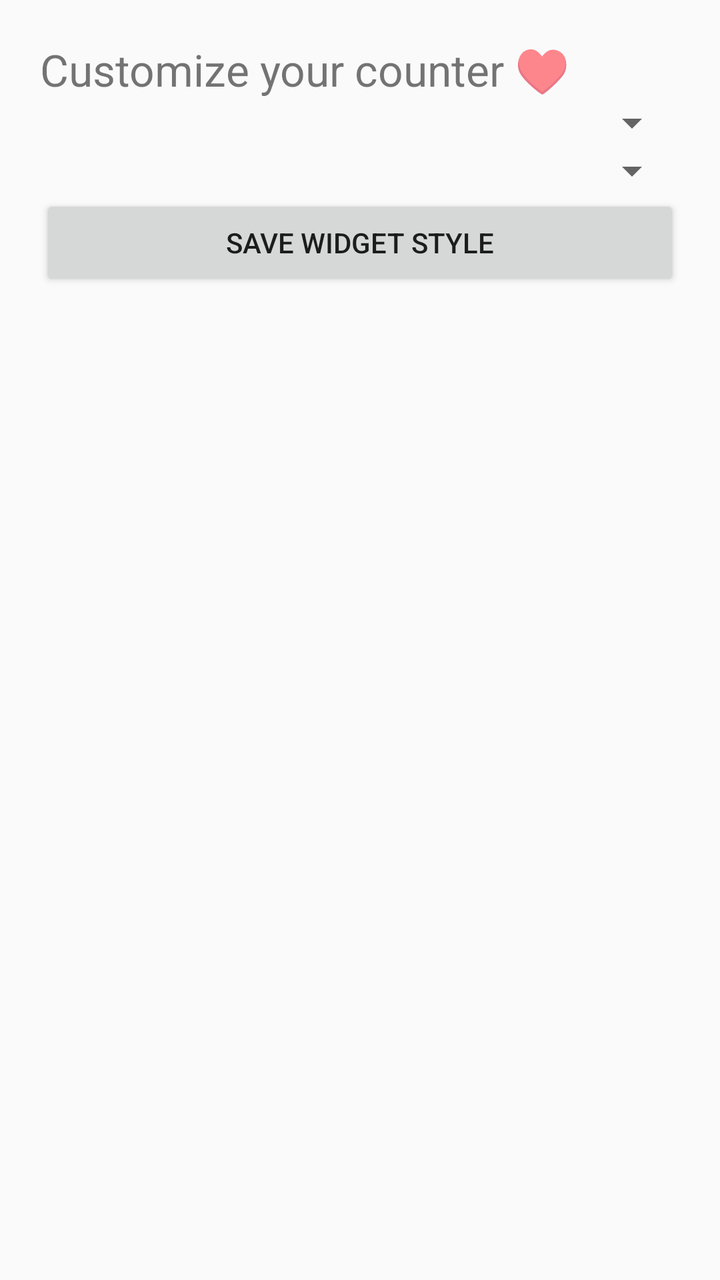
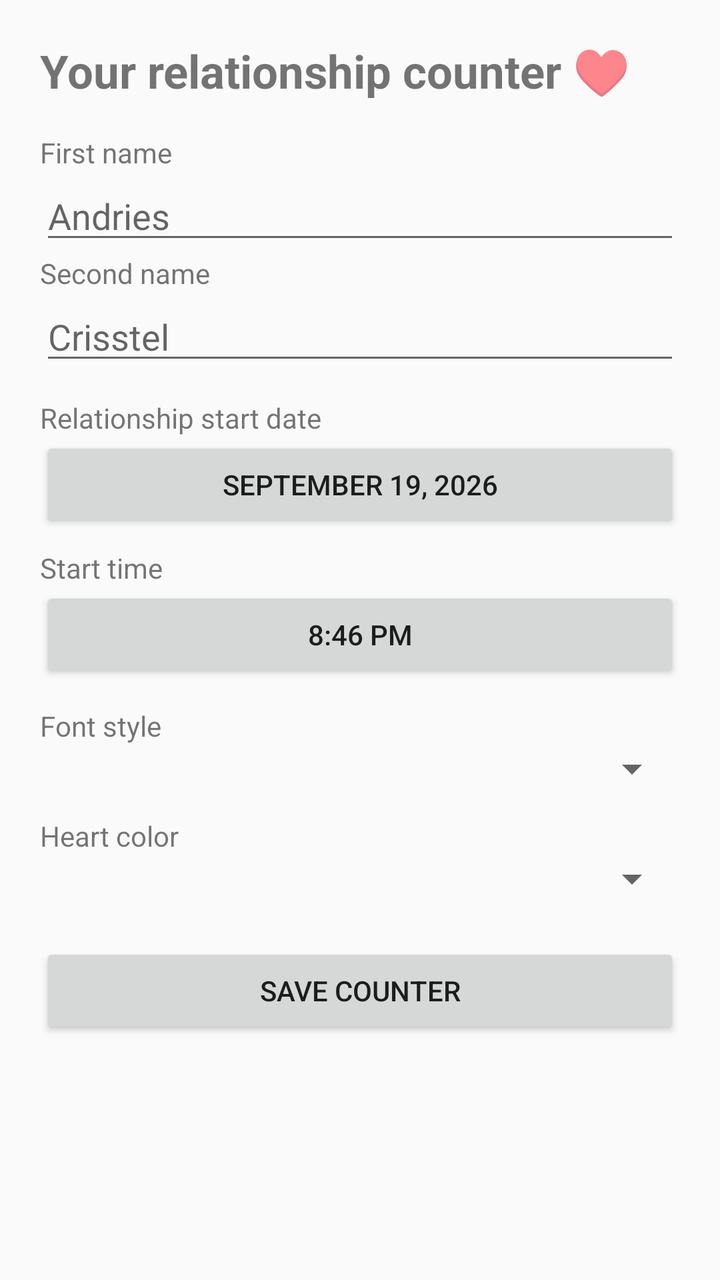

The first picture is an Android layout as it rendered before a commit; the second is the same layout after the commit. The layout source and the unified diff follow.
<!-- AndroidManifest.xml: application theme android:Theme.Material.Light.NoActionBar -->
<!-- res/layout/settings.xml -->
<ScrollView xmlns:android="http://schemas.android.com/apk/res/android" android:layout_width="match_parent" android:layout_height="match_parent"><LinearLayout android:layout_width="match_parent" android:layout_height="wrap_content" android:orientation="vertical" android:padding="20dp"><TextView android:layout_width="match_parent" android:layout_height="wrap_content" android:text="Customize your counter ♥" android:textSize="22sp"/><Spinner android:id="@+id/font" android:layout_width="match_parent" android:layout_height="wrap_content"/><Spinner android:id="@+id/heartColor" android:layout_width="match_parent" android:layout_height="wrap_content"/><Button android:id="@+id/save" android:layout_width="match_parent" android:layout_height="wrap_content" android:text="Save widget style"/></LinearLayout></ScrollView>
<!-- resources referenced by this layout -->
<resources>

</resources>

<!-- the commit's change to res/layout/settings.xml (unified diff, before → after) -->
@@ -1 +1,31 @@
-<ScrollView xmlns:android="http://schemas.android.com/apk/res/android" android:layout_width="match_parent" android:layout_height="match_parent"><LinearLayout android:layout_width="match_parent" android:layout_height="wrap_content" android:orientation="vertical" android:padding="20dp"><TextView android:layout_width="match_parent" android:layout_height="wrap_content" android:text="Customize your counter ♥" android:textSize="22sp"/><Spinner android:id="@+id/font" android:layout_width="match_parent" android:layout_height="wrap_content"/><Spinner android:id="@+id/heartColor" android:layout_width="match_parent" android:layout_height="wrap_content"/><Button android:id="@+id/save" android:layout_width="match_parent" android:layout_height="wrap_content" android:text="Save widget style"/></LinearLayout></ScrollView>
+<ScrollView xmlns:android="http://schemas.android.com/apk/res/android"
+    android:layout_width="match_parent"
+    android:layout_height="match_parent"
+    android:fillViewport="true">
+    <LinearLayout
+        android:layout_width="match_parent"
+        android:layout_height="wrap_content"
+        android:orientation="vertical"
+        android:padding="20dp">
+        <TextView
+            android:layout_width="match_parent"
+            android:layout_height="wrap_content"
+            android:text="Your relationship counter ♥"
+            android:textSize="23sp"
+            android:textStyle="bold"
+            android:paddingBottom="16dp" />
+        <TextView android:layout_width="match_parent" android:layout_height="wrap_content" android:text="First name" />
+        <EditText android:id="@+id/firstName" android:layout_width="match_parent" android:layout_height="wrap_content" android:singleLine="true" android:hint="Andries" />
+        <TextView android:layout_width="match_parent" android:layout_height="wrap_content" android:text="Second name" />
+        <EditText android:id="@+id/secondName" android:layout_width="match_parent" android:layout_height="wrap_content" android:singleLine="true" android:hint="Crisstel" />
+        <TextView android:layout_width="match_parent" android:layout_height="wrap_content" android:text="Relationship start date" android:paddingTop="12dp" />
+        <Button android:id="@+id/startDate" android:layout_width="match_parent" android:layout_height="wrap_content" android:text="September 19, 2026" />
+        <TextView android:layout_width="match_parent" android:layout_height="wrap_content" android:text="Start time" android:paddingTop="8dp" />
+        <Button android:id="@+id/startTime" android:layout_width="match_parent" android:layout_height="wrap_content" android:text="8:46 PM" />
+        <TextView android:layout_width="match_parent" android:layout_height="wrap_content" android:text="Font style" android:paddingTop="12dp" />
+        <Spinner android:id="@+id/font" android:layout_width="match_parent" android:layout_height="wrap_content" />
+        <TextView android:layout_width="match_parent" android:layout_height="wrap_content" android:text="Heart color" android:paddingTop="12dp" />
+        <Spinner android:id="@+id/heartColor" android:layout_width="match_parent" android:layout_height="wrap_content" />
+        <Button android:id="@+id/save" android:layout_width="match_parent" android:layout_height="wrap_content" android:text="Save counter" android:layout_marginTop="20dp" />
+    </LinearLayout>
+</ScrollView>
